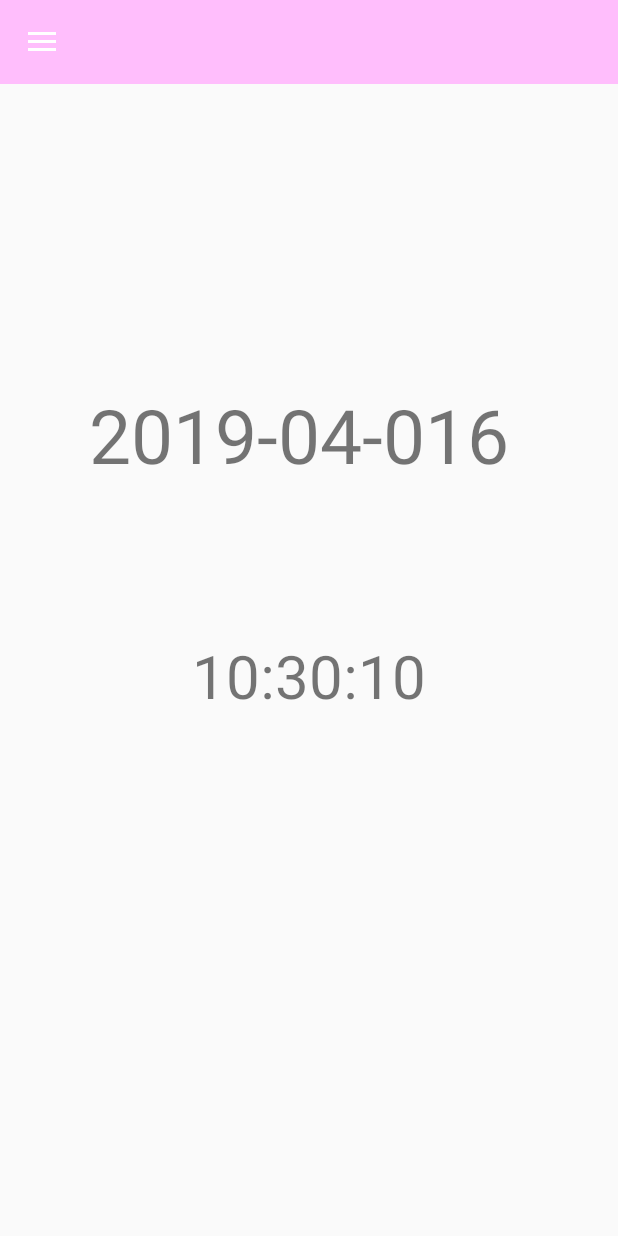
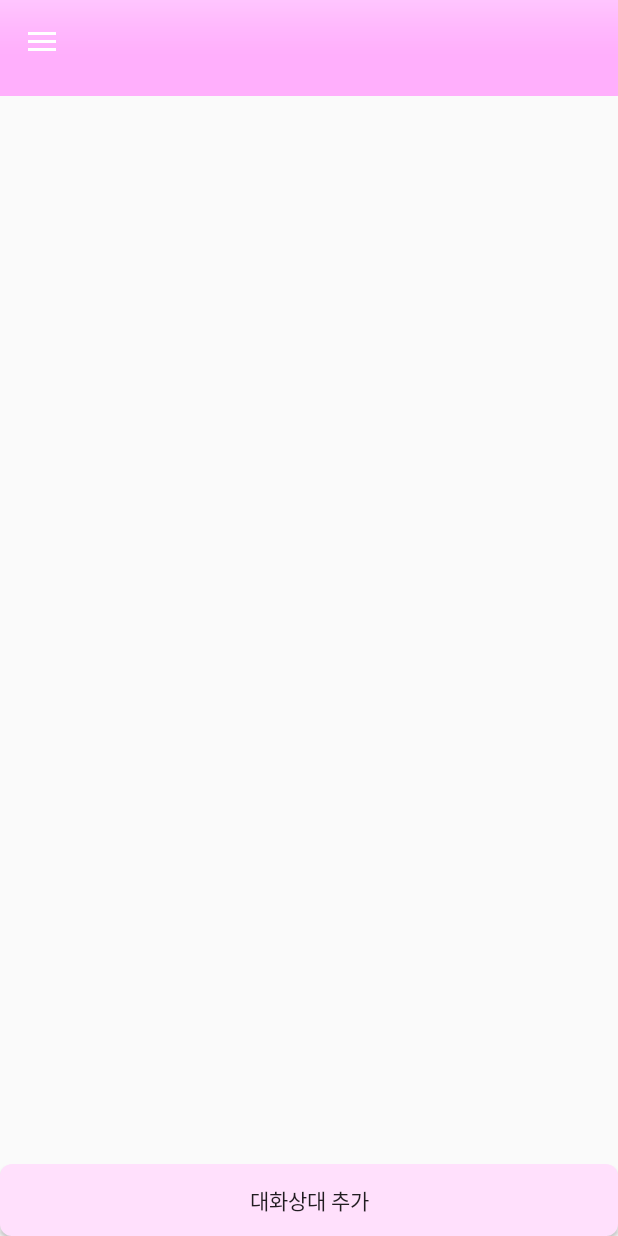
Before and after one commit to NaKwangJin/OneSNSP, an Android app: the screen it shows after launch (MainActivity), in the side drawer, after a tap on "채팅", on a phone screen of 412 x 824 dp. Run offline under Robolectric (Android 15) with nearby library versions, the light colour scheme and no system bars.

Commit message:
[ 추가됨 ] 채팅 목록 & 다이얼로그 프래그먼트

```diff
--- /dev/null
+++ b/app/src/main/java/com/example/onesns/ChatListFragment.java
@@ -0,0 +1,46 @@
+package com.example.onesns;
+
+import android.content.Context;
+import android.net.Uri;
+import android.os.Bundle;
+import android.support.annotation.NonNull;
+import android.support.annotation.Nullable;
+import android.support.v4.app.Fragment;
+import android.view.LayoutInflater;
+import android.view.View;
+import android.view.ViewGroup;
+import android.widget.Button;
+
+public class ChatListFragment extends Fragment {
+    private Button chatterAddBtn;
+
+    public ChatListFragment() {
+        // Required empty public constructor
+    }
+
+    @Nullable
+    @Override
+    public View onCreateView(LayoutInflater inflater, ViewGroup container,
+                             Bundle savedInstanceState) {
+        // Inflate the layout for this fragment
+        return inflater.inflate(R.layout.fragment_chat_list, container, false);
+    }
+
+    private void InitComponents(){
+        this.chatterAddBtn = (Button)getView().findViewById(R.id.addChatterButton);
+    }
+
+    @Override
+    public void onViewCreated(@NonNull View view, @Nullable Bundle savedInstanceState) {
+        super.onViewCreated(view, savedInstanceState);
+        InitComponents();
+
+        this.chatterAddBtn.setOnClickListener(new View.OnClickListener() {
+            @Override
+            public void onClick(View v) {
+                NewChatterDialog chatterAddDialog = new NewChatterDialog( getActivity(),"New Chatter");
+                chatterAddDialog.show();
+            }
+        });
+    }
+}
--- a/app/src/main/java/com/example/onesns/FriendRecyclerView.java
+++ b/app/src/main/java/com/example/onesns/FriendRecyclerView.java
@@ -1,5 +1,6 @@
 package com.example.onesns;
 
+import android.content.SharedPreferences;
 import android.support.annotation.NonNull;
 import android.support.annotation.Nullable;
 import android.support.v4.app.Fragment;
@@ -45,7 +46,5 @@ public class FriendRecyclerView extends Fragment {
 
         FriendRecyclerAdapter adapter = new FriendRecyclerAdapter(dataList);
         recyclerView.setAdapter(adapter);
-
-
     }
 }
--- a/app/src/main/java/com/example/onesns/MainActivity.java
+++ b/app/src/main/java/com/example/onesns/MainActivity.java
@@ -44,19 +44,22 @@ public class MainActivity extends AppCompatActivity implements NavigationView.On
     public boolean onNavigationItemSelected(@NonNull MenuItem item) {
         switch (item.getItemId()) {
             case R.id.item1:
-                Toast.makeText(this, "item1 clicked..", Toast.LENGTH_SHORT).show();
+                //Toast.makeText(this, "item1 clicked..", Toast.LENGTH_SHORT).show();
                     getSupportFragmentManager().beginTransaction()
                             .replace(R.id.container, new FriendRecyclerView())
                             .commit();
                 break;
             case R.id.item2:
-                Toast.makeText(this, "item2 clicked..", Toast.LENGTH_SHORT).show();
+                //Toast.makeText(this, "item2 clicked..", Toast.LENGTH_SHORT).show();
+                getSupportFragmentManager().beginTransaction()
+                        .replace(R.id.container,new ChatListFragment())
+                        .commit();
                 break;
             case R.id.item3:
                 Toast.makeText(this, "item3 clicked..", Toast.LENGTH_SHORT).show();
                 break;
             case R.id.item4:
-                Toast.makeText(this, "item4 clicked..", Toast.LENGTH_SHORT).show();
+                // Toast.makeText(this, "item4 clicked..", Toast.LENGTH_SHORT).show();
                 getSupportFragmentManager().beginTransaction()
                         .replace(R.id.container, new CalenderActivity())
                         .commit();
--- /dev/null
+++ b/app/src/main/res/layout/fragment_chat_list.xml
@@ -0,0 +1,24 @@
+<?xml version="1.0" encoding="utf-8"?>
+<FrameLayout xmlns:android="http://schemas.android.com/apk/res/android"
+    xmlns:tools="http://schemas.android.com/tools"
+    android:layout_width="match_parent"
+    android:layout_height="match_parent"
+    tools:context=".ChatListFragment">
+
+    <LinearLayout
+        android:layout_width="match_parent"
+        android:layout_height="match_parent"
+        android:orientation="vertical">
+        <ListView
+            android:layout_width="match_parent"
+            android:layout_height="wrap_content"
+            android:layout_weight="1"></ListView>
+        <Button
+            android:id="@+id/addChatterButton"
+            android:layout_width="match_parent"
+            android:layout_height="wrap_content"
+            android:text="대화상대 추가"
+            android:background="@drawable/loginbuttontheme"/>
+    </LinearLayout>
+
+</FrameLayout>
--- a/app/src/main/res/layout/toolbar.xml
+++ b/app/src/main/res/layout/toolbar.xml
@@ -7,5 +7,5 @@
     android:layout_width="match_parent"
     android:minHeight="?attr/actionBarSize"
     app:theme="@style/ThemeOverlay.AppCompat.Dark.ActionBar"
-    android:background="#ffbefc"
+    android:background="@drawable/header_theme_pink"
     />
```
Also changed, not shown: app/src/main/java/com/example/onesns/NewChatterDialog.java (added, +42 -0 lines), app/src/main/res/drawable/dialogstyle.xml (added, +7 -0 lines), app/src/main/res/layout/newchatterdialog.xml (added, +34 -0 lines).
